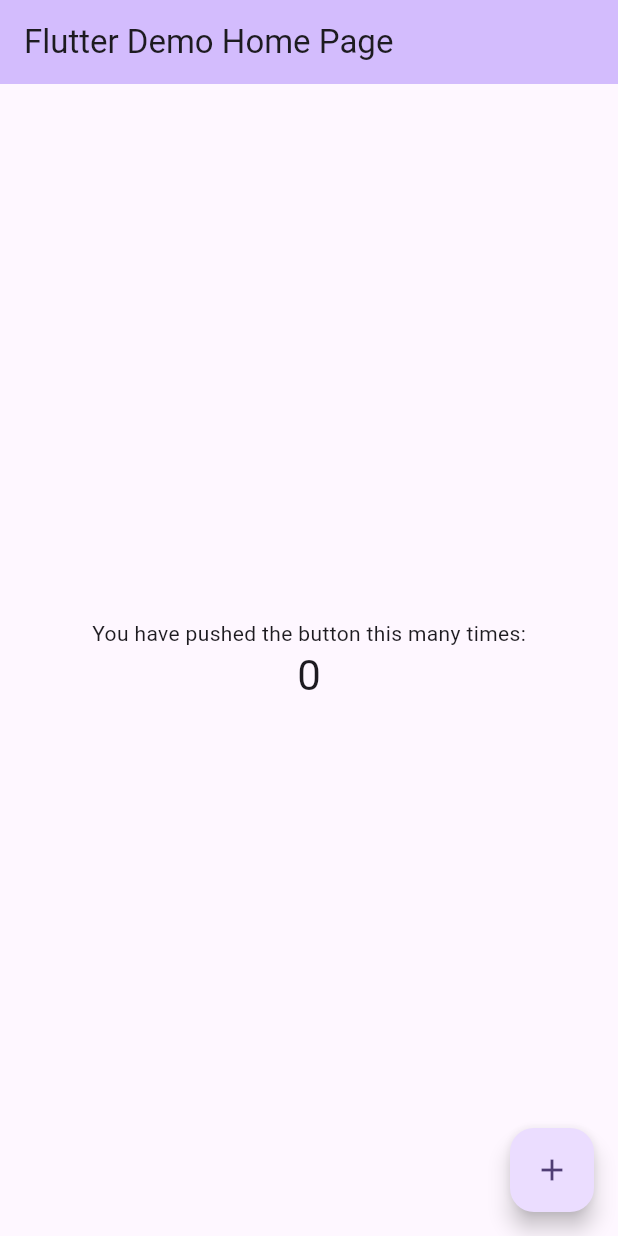
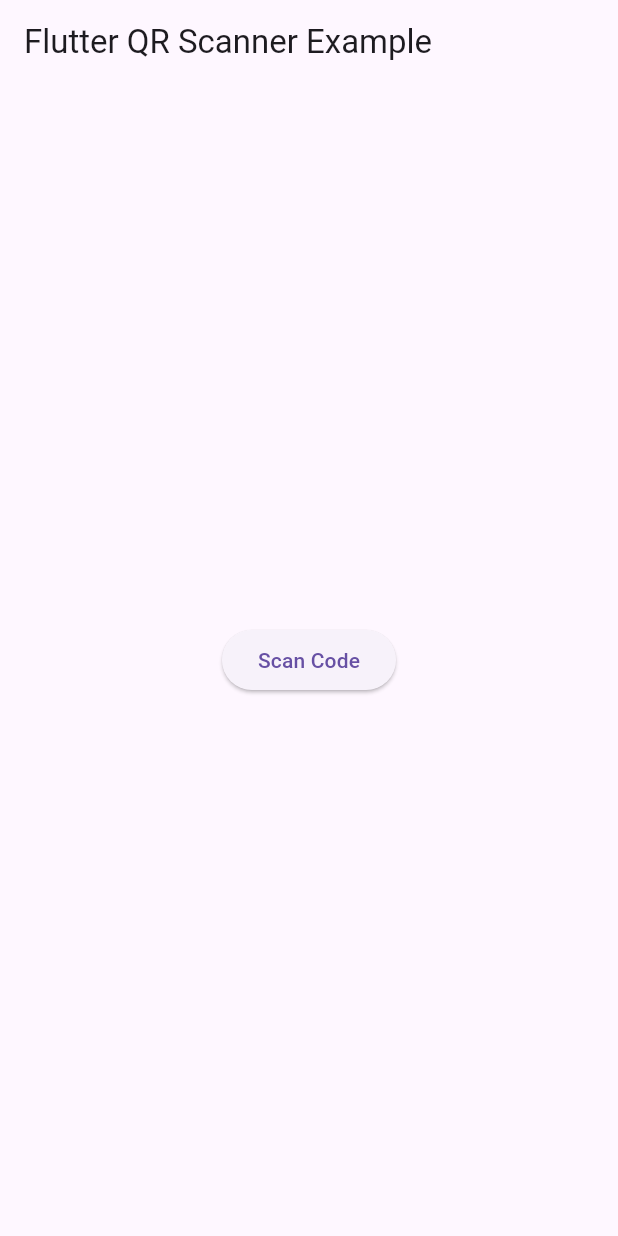
Before and after one commit to jinosh05/Flutter_qr_scanner_eg, a Flutter app: the screen it shows after launch, on a phone screen of 412 x 824 dp. Run offline on Flutter 3.47's test engine with Material 2 defaults, Android fonts, the light colour scheme and no system bars.

Commit message:
Base UI created

```diff
--- a/lib/main.dart
+++ b/lib/main.dart
@@ -1,125 +1,24 @@
 import 'package:flutter/material.dart';
 
-void main() {
-  runApp(const MyApp());
+void main(List<String> args) {
+  runApp(MaterialApp(
+    theme: ThemeData(useMaterial3: true),
+    home: const MyHome(),
+  ));
 }
 
-class MyApp extends StatelessWidget {
-  const MyApp({super.key});
+class MyHome extends StatelessWidget {
+  const MyHome({super.key});
 
-  // This widget is the root of your application.
   @override
   Widget build(BuildContext context) {
-    return MaterialApp(
-      title: 'Flutter Demo',
-      theme: ThemeData(
-        // This is the theme of your application.
-        //
-        // TRY THIS: Try running your application with "flutter run". You'll see
-        // the application has a blue toolbar. Then, without quitting the app,
-        // try changing the seedColor in the colorScheme below to Colors.green
-        // and then invoke "hot reload" (save your changes or press the "hot
-        // reload" button in a Flutter-supported IDE, or press "r" if you used
-        // the command line to start the app).
-        //
-        // Notice that the counter didn't reset back to zero; the application
-        // state is not lost during the reload. To reset the state, use hot
-        // restart instead.
-        //
-        // This works for code too, not just values: Most code changes can be
-        // tested with just a hot reload.
-        colorScheme: ColorScheme.fromSeed(seedColor: Colors.deepPurple),
-        useMaterial3: true,
+    return Scaffold(
+      appBar: AppBar(
+        title: const Text("Flutter QR Scanner Example"),
       ),
-      home: const MyHomePage(title: 'Flutter Demo Home Page'),
+      body: Center(
+        child: ElevatedButton(onPressed: () {}, child: const Text("Scan Code")),
+      ),
     );
   }
 }
-
-class MyHomePage extends StatefulWidget {
-  const MyHomePage({super.key, required this.title});
-
-  // This widget is the home page of your application. It is stateful, meaning
-  // that it has a State object (defined below) that contains fields that affect
-  // how it looks.
-
-  // This class is the configuration for the state. It holds the values (in this
-  // case the title) provided by the parent (in this case the App widget) and
-  // used by the build method of the State. Fields in a Widget subclass are
-  // always marked "final".
-
-  final String title;
-
-  @override
-  State<MyHomePage> createState() => _MyHomePageState();
-}
-
-class _MyHomePageState extends State<MyHomePage> {
-  int _counter = 0;
-
-  void _incrementCounter() {
-    setState(() {
-      // This call to setState tells the Flutter framework that something has
-      // changed in this State, which causes it to rerun the build method below
-      // so that the display can reflect the updated values. If we changed
-      // _counter without calling setState(), then the build method would not be
-      // called again, and so nothing would appear to happen.
-      _counter++;
-    });
-  }
-
-  @override
-  Widget build(BuildContext context) {
-    // This method is rerun every time setState is called, for instance as done
-    // by the _incrementCounter method above.
-    //
-    // The Flutter framework has been optimized to make rerunning build methods
-    // fast, so that you can just rebuild anything that needs updating rather
-    // than having to individually change instances of widgets.
-    return Scaffold(
-      appBar: AppBar(
-        // TRY THIS: Try changing the color here to a specific color (to
-        // Colors.amber, perhaps?) and trigger a hot reload to see the AppBar
-        // change color while the other colors stay the same.
-        backgroundColor: Theme.of(context).colorScheme.inversePrimary,
-        // Here we take the value from the MyHomePage object that was created by
-        // the App.build method, and use it to set our appbar title.
-        title: Text(widget.title),
-      ),
-      body: Center(
-        // Center is a layout widget. It takes a single child and positions it
-        // in the middle of the parent.
-        child: Column(
-          // Column is also a layout widget. It takes a list of children and
-          // arranges them vertically. By default, it sizes itself to fit its
-          // children horizontally, and tries to be as tall as its parent.
-          //
-          // Column has various properties to control how it sizes itself and
-          // how it positions its children. Here we use mainAxisAlignment to
-          // center the children vertically; the main axis here is the vertical
-          // axis because Columns are vertical (the cross axis would be
-          // horizontal).
-          //
-          // TRY THIS: Invoke "debug painting" (choose the "Toggle Debug Paint"
-          // action in the IDE, or press "p" in the console), to see the
-          // wireframe for each widget.
-          mainAxisAlignment: MainAxisAlignment.center,
-          children: <Widget>[
-            const Text(
-              'You have pushed the button this many times:',
-            ),
-            Text(
-              '$_counter',
-              style: Theme.of(context).textTheme.headlineMedium,
-            ),
-          ],
-        ),
-      ),
-      floatingActionButton: FloatingActionButton(
-        onPressed: _incrementCounter,
-        tooltip: 'Increment',
-        child: const Icon(Icons.add),
-      ), // This trailing comma makes auto-formatting nicer for build methods.
-    );
-  }
-}
```
